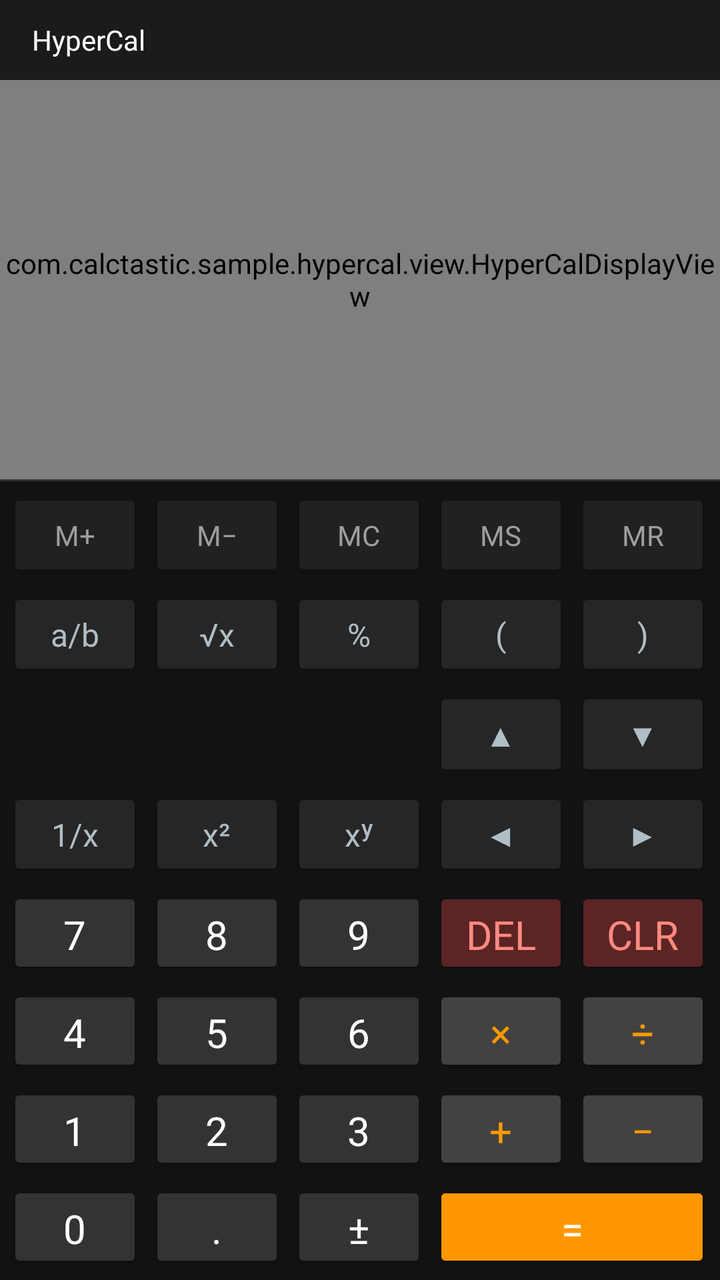
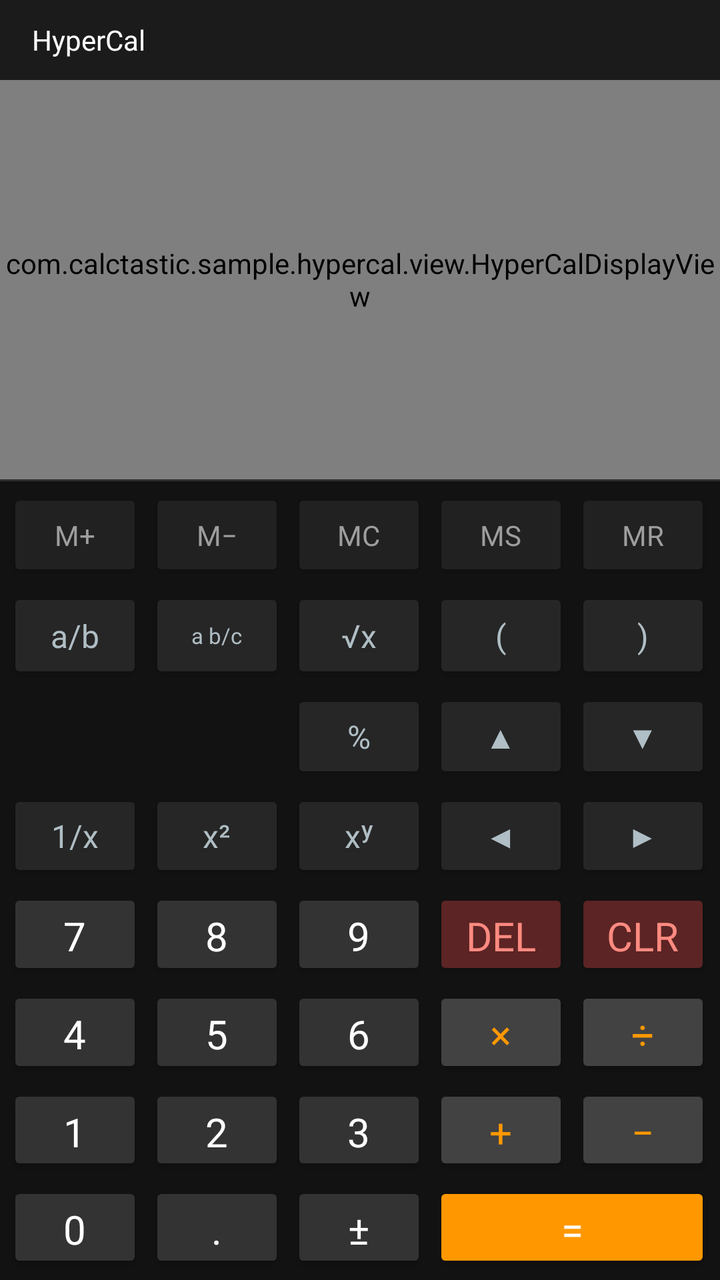

Screens rendered from an Android XML layout before and after an edit, with the pre-edit source and the edit as a unified diff.
<!-- AndroidManifest.xml: application theme Theme.CalcTasticSample -->
<!-- res/layout/activity_hypercal.xml -->
<?xml version="1.0" encoding="utf-8"?>
<LinearLayout xmlns:android="http://schemas.android.com/apk/res/android"
    android:layout_width="match_parent"
    android:layout_height="match_parent"
    android:orientation="vertical"
    android:fitsSystemWindows="true"
    android:background="#121212">

    
    <LinearLayout
        android:layout_width="match_parent"
        android:layout_height="40dp"
        android:orientation="horizontal"
        android:gravity="center_vertical"
        android:paddingLeft="16dp"
        android:paddingRight="16dp"
        android:background="#1B1B1B">

        <TextView
            android:layout_width="wrap_content"
            android:layout_height="wrap_content"
            android:text="HyperCal"
            android:textColor="#FFFFFF"
            android:textSize="14sp"
            android:fontFamily="@font/font_inter_medium" />

        <TextView
            android:id="@+id/formula_text"
            android:layout_width="0dp"
            android:layout_height="wrap_content"
            android:layout_weight="1"
            android:layout_marginStart="12dp"
            android:text=""
            android:textColor="#4CAF50"
            android:textSize="13sp"
            android:fontFamily="monospace"
            android:singleLine="true" />
    </LinearLayout>

    
    <com.calctastic.sample.hypercal.view.HyperCalDisplayView
        android:id="@+id/hypercal_display"
        android:layout_width="match_parent"
        android:layout_height="0dp"
        android:layout_weight="1.0"
        android:background="#151515" />

    
    <View
        android:layout_width="match_parent"
        android:layout_height="1dp"
        android:background="#2E2E2E" />

    
    <TableLayout
        android:id="@+id/simple_keypad"
        android:layout_width="match_parent"
        android:layout_height="0dp"
        android:layout_weight="2.0"
        android:padding="2dp"
        android:stretchColumns="*">

        
        <TableRow
            android:layout_width="match_parent"
            android:layout_height="0dp"
            android:layout_weight="0.8">

            <Button
                android:id="@+id/btn_mem_plus"
                android:text="M+"
                style="@style/CalcSimpleButton.Secondary" />
            <Button
                android:id="@+id/btn_mem_minus"
                android:text="M−"
                style="@style/CalcSimpleButton.Secondary" />
            <Button
                android:id="@+id/btn_mem_clear"
                android:text="MC"
                style="@style/CalcSimpleButton.Secondary" />
            <Button
                android:id="@+id/btn_mem_save"
                android:text="MS"
                style="@style/CalcSimpleButton.Secondary" />
            <Button
                android:id="@+id/btn_mem_recall"
                android:text="MR"
                style="@style/CalcSimpleButton.Secondary" />
        </TableRow>

        
        <TableRow
            android:layout_width="match_parent"
            android:layout_height="0dp"
            android:layout_weight="0.85">

            <Button
                android:id="@+id/btn_fraction"
                android:text="a/b"
                style="@style/CalcSimpleButton.Function" />
            <Button
                android:id="@+id/btn_sqrt"
                android:text="√x"
                style="@style/CalcSimpleButton.Function" />
            <Button
                android:id="@+id/btn_percent"
                android:text="%"
                style="@style/CalcSimpleButton.Function" />
            <Button
                android:id="@+id/btn_paren_open"
                android:text="("
                style="@style/CalcSimpleButton.Function" />
            <Button
                android:id="@+id/btn_paren_close"
                android:text=")"
                style="@style/CalcSimpleButton.Function" />
        </TableRow>

        
        <TableRow
            android:layout_width="match_parent"
            android:layout_height="0dp"
            android:layout_weight="0.6">

            <Button
                android:id="@+id/btn_cursor_up"
                android:layout_column="3"
                android:text="▲"
                style="@style/CalcSimpleButton.Function" />
            <Button
                android:id="@+id/btn_cursor_down"
                android:layout_column="4"
                android:text="▼"
                style="@style/CalcSimpleButton.Function" />
        </TableRow>

        
        <TableRow
            android:layout_width="match_parent"
            android:layout_height="0dp"
            android:layout_weight="0.85">

            <Button
                android:id="@+id/btn_reciprocal"
                android:text="1/x"
                style="@style/CalcSimpleButton.Function" />
            <Button
                android:id="@+id/btn_square"
                android:text="x²"
                style="@style/CalcSimpleButton.Function" />
            <Button
                android:id="@+id/btn_power"
                android:text="xʸ"
                style="@style/CalcSimpleButton.Function" />
            <Button
                android:id="@+id/btn_cursor_left"
                android:text="◀"
                style="@style/CalcSimpleButton.Function" />
            <Button
                android:id="@+id/btn_cursor_right"
                android:text="▶"
                style="@style/CalcSimpleButton.Function" />
        </TableRow>

        
        <TableRow
            android:layout_width="match_parent"
            android:layout_height="0dp"
            android:layout_weight="1.0">

            <Button
                android:id="@+id/btn_7"
                android:text="7"
                style="@style/CalcSimpleButton.Number" />
            <Button
                android:id="@+id/btn_8"
                android:text="8"
                style="@style/CalcSimpleButton.Number" />
            <Button
                android:id="@+id/btn_9"
                android:text="9"
                style="@style/CalcSimpleButton.Number" />
            <Button
                android:id="@+id/btn_delete"
                android:text="DEL"
                style="@style/CalcSimpleButton.Clear" />
            <Button
                android:id="@+id/btn_clear"
                android:text="CLR"
                style="@style/CalcSimpleButton.Clear" />
        </TableRow>

        
        <TableRow
            android:layout_width="match_parent"
            android:layout_height="0dp"
            android:layout_weight="1.0">

            <Button
                android:id="@+id/btn_4"
                android:text="4"
                style="@style/CalcSimpleButton.Number" />
            <Button
                android:id="@+id/btn_5"
                android:text="5"
                style="@style/CalcSimpleButton.Number" />
            <Button
                android:id="@+id/btn_6"
                android:text="6"
                style="@style/CalcSimpleButton.Number" />
            <Button
                android:id="@+id/btn_mul"
                android:text="×"
                style="@style/CalcSimpleButton.Operator" />
            <Button
                android:id="@+id/btn_div"
                android:text="÷"
                style="@style/CalcSimpleButton.Operator" />
        </TableRow>

        
        <TableRow
            android:layout_width="match_parent"
            android:layout_height="0dp"
            android:layout_weight="1.0">

            <Button
                android:id="@+id/btn_1"
                android:text="1"
                style="@style/CalcSimpleButton.Number" />
            <Button
                android:id="@+id/btn_2"
                android:text="2"
                style="@style/CalcSimpleButton.Number" />
            <Button
                android:id="@+id/btn_3"
                android:text="3"
                style="@style/CalcSimpleButton.Number" />
            <Button
                android:id="@+id/btn_add"
                android:text="+"
                style="@style/CalcSimpleButton.Operator" />
            <Button
                android:id="@+id/btn_sub"
                android:text="−"
                style="@style/CalcSimpleButton.Operator" />
        </TableRow>

        
        <TableRow
            android:layout_width="match_parent"
            android:layout_height="0dp"
            android:layout_weight="1.0">

            <Button
                android:id="@+id/btn_0"
                android:text="0"
                style="@style/CalcSimpleButton.Number" />
            <Button
                android:id="@+id/btn_dot"
                android:text="."
                style="@style/CalcSimpleButton.Number" />
            <Button
                android:id="@+id/btn_negate"
                android:text="±"
                style="@style/CalcSimpleButton.Number" />
            <Button
                android:id="@+id/btn_equals"
                android:text="="
                android:layout_span="2"
                style="@style/CalcSimpleButton.Equals" />
        </TableRow>
    </TableLayout>
</LinearLayout>
<!-- resources referenced by this layout -->
<resources>
  <style name="CalcSimpleButton.Clear" parent="CalcSimpleButton">
          <item name="android:backgroundTint">#5C2424</item>
          <item name="android:textColor">#FF8A80</item>
      </style>
  <style name="CalcSimpleButton.Equals" parent="CalcSimpleButton">
          <item name="android:backgroundTint">#FF9800</item>
          <item name="android:textColor">#FFFFFF</item>
      </style>
  <style name="CalcSimpleButton.Function" parent="CalcSimpleButton">
          <item name="android:backgroundTint">#262626</item>
          <item name="android:textColor">#B0BEC5</item>
          <item name="android:textSize">16sp</item>
      </style>
  <style name="CalcSimpleButton.Number" parent="CalcSimpleButton">
          <item name="android:backgroundTint">#333333</item>
          <item name="android:textColor">#FFFFFF</item>
      </style>
  <style name="CalcSimpleButton.Operator" parent="CalcSimpleButton">
          <item name="android:backgroundTint">#424242</item>
          <item name="android:textColor">#FF9800</item>
      </style>
  <style name="CalcSimpleButton.Secondary" parent="CalcSimpleButton">
          <item name="android:backgroundTint">#212121</item>
          <item name="android:textColor">#9E9E9E</item>
          <item name="android:textSize">14sp</item>
      </style>
  <style name="Theme.CalcTasticSample" parent="Theme.AppCompat.NoActionBar">
          <item name="android:statusBarColor">#121212</item>
          <item name="android:windowBackground">#121212</item>
          <item name="selectableItemBackground">?android:attr/selectableItemBackground</item>
          <item name="colorControlActivated">#FF9800</item>
          <item name="colorAccent">#FF9800</item>
          <item name="android:windowNoTitle">true</item>
      </style>
  <style name="CalcSimpleButton">
          <item name="android:layout_width">0dp</item>
          <item name="android:layout_height">match_parent</item>
          <item name="android:layout_margin">1.5dp</item>
          <item name="android:textSize">20sp</item>
          <item name="android:textAllCaps">false</item>
          <item name="android:focusable">false</item>
          <item name="android:fontFamily">@font/font_inter_medium</item>
      </style>
</resources>

<!-- the commit's change to res/layout/activity_hypercal.xml (unified diff, before → after) -->
@@ -99,14 +99,15 @@
                 android:text="a/b"
                 style="@style/CalcSimpleButton.Function" />
             <Button
+                android:id="@+id/btn_mixed_fraction"
+                android:text="a b/c"
+                android:textSize="11sp"
+                style="@style/CalcSimpleButton.Function" />
+            <Button
                 android:id="@+id/btn_sqrt"
                 android:text="√x"
                 style="@style/CalcSimpleButton.Function" />
             <Button
-                android:id="@+id/btn_percent"
-                android:text="%"
-                style="@style/CalcSimpleButton.Function" />
-            <Button
                 android:id="@+id/btn_paren_open"
                 android:text="("
                 style="@style/CalcSimpleButton.Function" />
@@ -122,6 +123,11 @@
             android:layout_height="0dp"
             android:layout_weight="0.6">
 
+            <Button
+                android:id="@+id/btn_percent"
+                android:layout_column="2"
+                android:text="%"
+                style="@style/CalcSimpleButton.Function" />
             <Button
                 android:id="@+id/btn_cursor_up"
                 android:layout_column="3"
